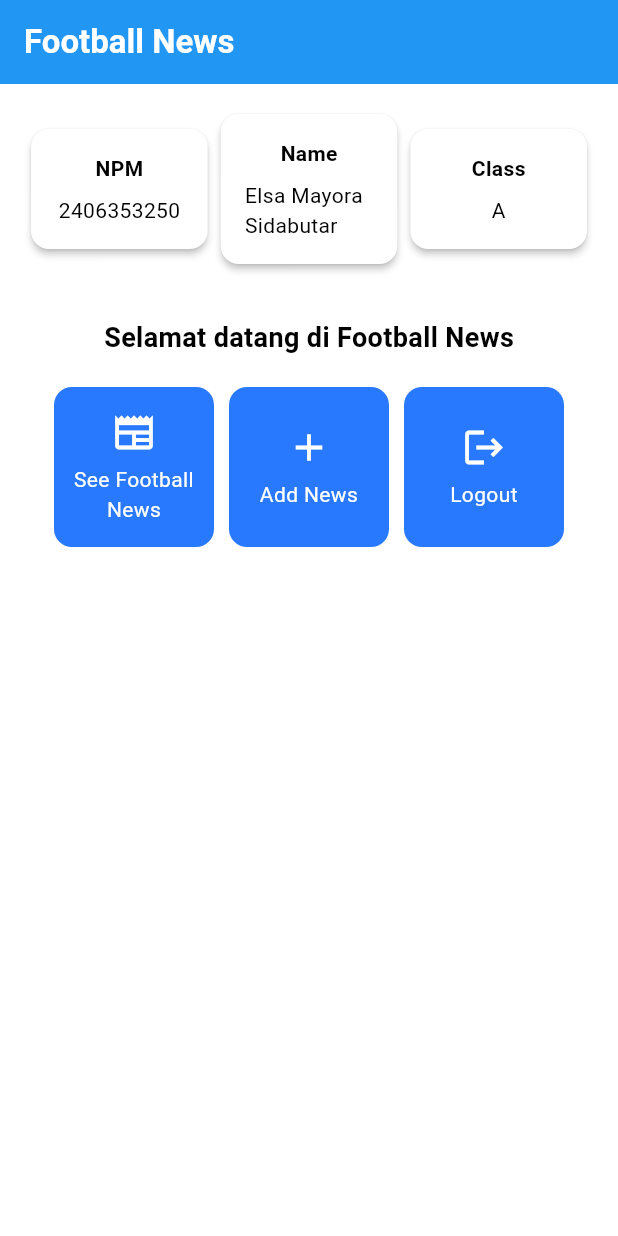
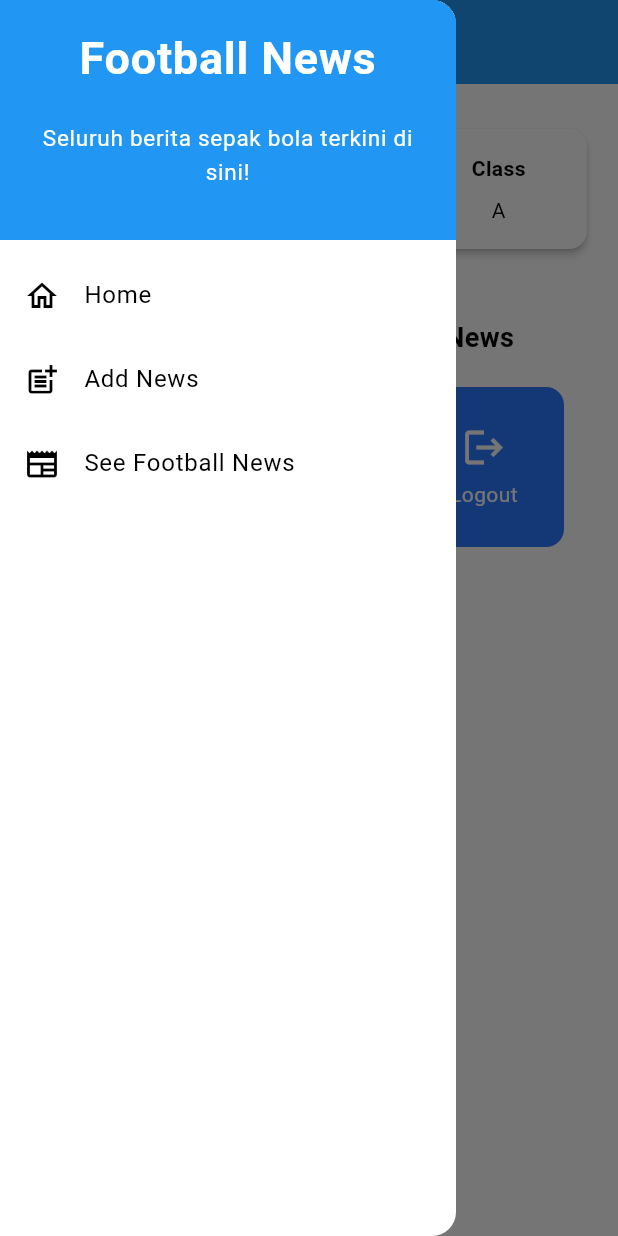
Before and after one commit to Elsamayora13/football-news-mobile, a Flutter app: the screen it shows after launch, with the side drawer open (before the commit the screen has no drawer), on a phone screen of 412 x 824 dp. Run offline on Flutter 3.47's test engine with Material 3 defaults, Android fonts, the phone set to English and light mode, and no system bars.

Commit message:
Tutorial 7

```diff
--- a/lib/menu.dart
+++ b/lib/screens/menu.dart
@@ -1,4 +1,7 @@
 import 'package:flutter/material.dart';
+import 'package:football_news/widgets/left_drawer.dart';
+import 'package:football_news/screens/newslist_form.dart';
+import 'package:football_news/widgets/news_card.dart';
 
 class MyHomePage extends StatelessWidget {
     MyHomePage({super.key});
@@ -27,7 +30,9 @@ class MyHomePage extends StatelessWidget {
           // Warna latar belakang AppBar diambil dari skema warna tema aplikasi.
           backgroundColor: Theme.of(context).colorScheme.primary,
         ),
+         // Menyisipkan LeftDrawer sebagai drawer aplikasi.
         // Body halaman dengan padding di sekelilingnya.
+        drawer: LeftDrawer(),
         body: Padding(
           padding: const EdgeInsets.all(16.0),
           // Menyusun widget secara vertikal dalam sebuah kolom.
@@ -91,6 +96,7 @@ class MyHomePage extends StatelessWidget {
 
 }
 
+
 class InfoCard extends StatelessWidget {
   // Kartu informasi yang menampilkan title dan content.
 
@@ -130,57 +136,3 @@ class ItemHomepage {
 
  ItemHomepage(this.name, this.icon);
 }
-
-class ItemCard extends StatelessWidget {
-  // Menampilkan kartu dengan ikon dan nama.
-
-  final ItemHomepage item;
-
-  const ItemCard(this.item, {super.key});
-
-  @override
-  Widget build(BuildContext context) {
-    return Material(
-      // Menentukan warna latar belakang dari tema aplikasi.
-      color: Theme.of(context).colorScheme.secondary,
-      // Membuat sudut kartu melengkung.
-      borderRadius: BorderRadius.circular(12),
-
-      child: InkWell(
-        // Aksi ketika kartu ditekan.
-        onTap: () {
-          // Menampilkan pesan SnackBar saat kartu ditekan.
-          ScaffoldMessenger.of(context)
-            ..hideCurrentSnackBar()
-            ..showSnackBar(
-              SnackBar(content: Text("Kamu telah menekan tombol ${item.name}!"))
-            );
-        },
-        // Container untuk menyimpan Icon dan Text
-        child: Container(
-          padding: const EdgeInsets.all(8),
-          child: Center(
-            child: Column(
-              // Menyusun ikon dan teks di tengah kartu.
-              mainAxisAlignment: MainAxisAlignment.center,
-              children: [
-                Icon(
-                  item.icon,
-                  color: Colors.white,
-                  size: 30.0,
-                ),
-                const Padding(padding: EdgeInsets.all(3)),
-                Text(
-                  item.name,
-                  textAlign: TextAlign.center,
-                  style: const TextStyle(color: Colors.white),
-                ),
-              ],
-            ),
-          ),
-        ),
-      ),
-    );
-  }
-
-}
--- /dev/null
+++ b/lib/widgets/left_drawer.dart
@@ -0,0 +1,90 @@
+import 'package:flutter/material.dart';
+import 'package:football_news/screens/menu.dart';
+import 'package:football_news/screens/newslist_form.dart';
+
+class LeftDrawer extends StatelessWidget {
+  const LeftDrawer({super.key});
+
+  @override
+  Widget build(BuildContext context) {
+    return Drawer(
+      child: ListView(
+        children: [
+          const DrawerHeader(
+            // Bagian drawer header
+            decoration: BoxDecoration(
+              color: Colors.blue,
+            ),
+            child: Column(
+              children: [
+                Text(
+                  'Football News',
+                  textAlign: TextAlign.center,
+                  style: TextStyle(
+                    fontSize: 30,
+                    fontWeight: FontWeight.bold,
+                    color: Colors.white,
+                  ),
+                ),
+                Padding(padding: EdgeInsets.all(10)),
+                Text("Seluruh berita sepak bola terkini di sini!",
+                    // TODO: Tambahkan gaya teks dengan center alignment, font ukuran 15, warna putih, dan weight biasa
+                    textAlign: TextAlign.center,
+                    style: TextStyle(
+                      fontSize: 15,
+                      color: Colors.white,
+                      fontWeight: FontWeight.normal,
+                    )
+
+
+                    ),
+              ],
+            ),
+                    ),
+
+          // Bagian routing
+          ListTile(
+            leading: const Icon(Icons.home_outlined),
+            title: const Text('Home'),
+            // Bagian redirection ke MyHomePage
+            onTap: () {
+              Navigator.pushReplacement(
+                  context,
+                  MaterialPageRoute(
+                    builder: (context) => MyHomePage(),
+                  ));
+            },
+          ),
+            ListTile(
+              leading: const Icon(Icons.post_add),
+              title: const Text('Add News'),
+              // Bagian redirection ke NewsFormPage
+              onTap: () {
+                /*
+                TODO: Buatlah routing ke NewsFormPage di sini,
+                setelah halaman NewsFormPage sudah dibuat.
+                */
+                Navigator.pushReplacement(
+                  context,
+                  MaterialPageRoute(
+                    builder: (context) => NewsFormPage(),
+                  ));
+              },
+            ),
+            // TODO: Buat ListTile baru untuk ke halaman melihat news
+            ListTile(
+              leading: const Icon(Icons.newspaper),
+              title: const Text('See Football News'),
+              onTap: () {
+                Navigator.pushReplacement(
+                  context,
+                  MaterialPageRoute(
+                    builder: (context) => NewsFormPage(),
+                  ));
+              },
+            ),
+                  ],
+                ),
+              );
+            }
+          }
--- /dev/null
+++ b/lib/widgets/news_card.dart
@@ -0,0 +1,65 @@
+import 'package:flutter/material.dart';
+import 'package:football_news/screens/newslist_form.dart';
+import 'package:football_news/screens/menu.dart';
+class ItemCard extends StatelessWidget {
+  // Menampilkan kartu dengan ikon dan nama.
+
+  final ItemHomepage item;
+
+  const ItemCard(this.item, {super.key});
+
+  @override
+  Widget build(BuildContext context) {
+    return Material(
+      // Menentukan warna latar belakang dari tema aplikasi.
+      color: Theme.of(context).colorScheme.secondary,
+      // Membuat sudut kartu melengkung.
+      borderRadius: BorderRadius.circular(12),
+
+      child: InkWell(
+        // Aksi ketika kartu ditekan.
+        onTap: () {
+          // Menampilkan pesan SnackBar saat kartu ditekan.
+          ScaffoldMessenger.of(context)
+            ..hideCurrentSnackBar()
+            ..showSnackBar(
+              SnackBar(content: Text("Kamu telah menekan tombol ${item.name}!"))
+            );
+
+          if (item.name == "Tambah Berita") {
+            Navigator.push(
+              context,
+              MaterialPageRoute(
+                builder: (context) => NewsFormPage(),
+              ),
+            );
+          }
+        },
+        // Container untuk menyimpan Icon dan Text
+        child: Container(
+          padding: const EdgeInsets.all(8),
+          child: Center(
+            child: Column(
+              // Menyusun ikon dan teks di tengah kartu.
+              mainAxisAlignment: MainAxisAlignment.center,
+              children: [
+                Icon(
+                  item.icon,
+                  color: Colors.white,
+                  size: 30.0,
+                ),
+                const Padding(padding: EdgeInsets.all(3)),
+                Text(
+                  item.name,
+                  textAlign: TextAlign.center,
+                  style: const TextStyle(color: Colors.white),
+                ),
+              ],
+            ),
+          ),
+        ),
+      ),
+    );
+  }
+
+}
```
Also changed, not shown: lib/main.dart (+4 -3 lines), lib/screens/newslist_form.dart (added, +211 -0 lines).
